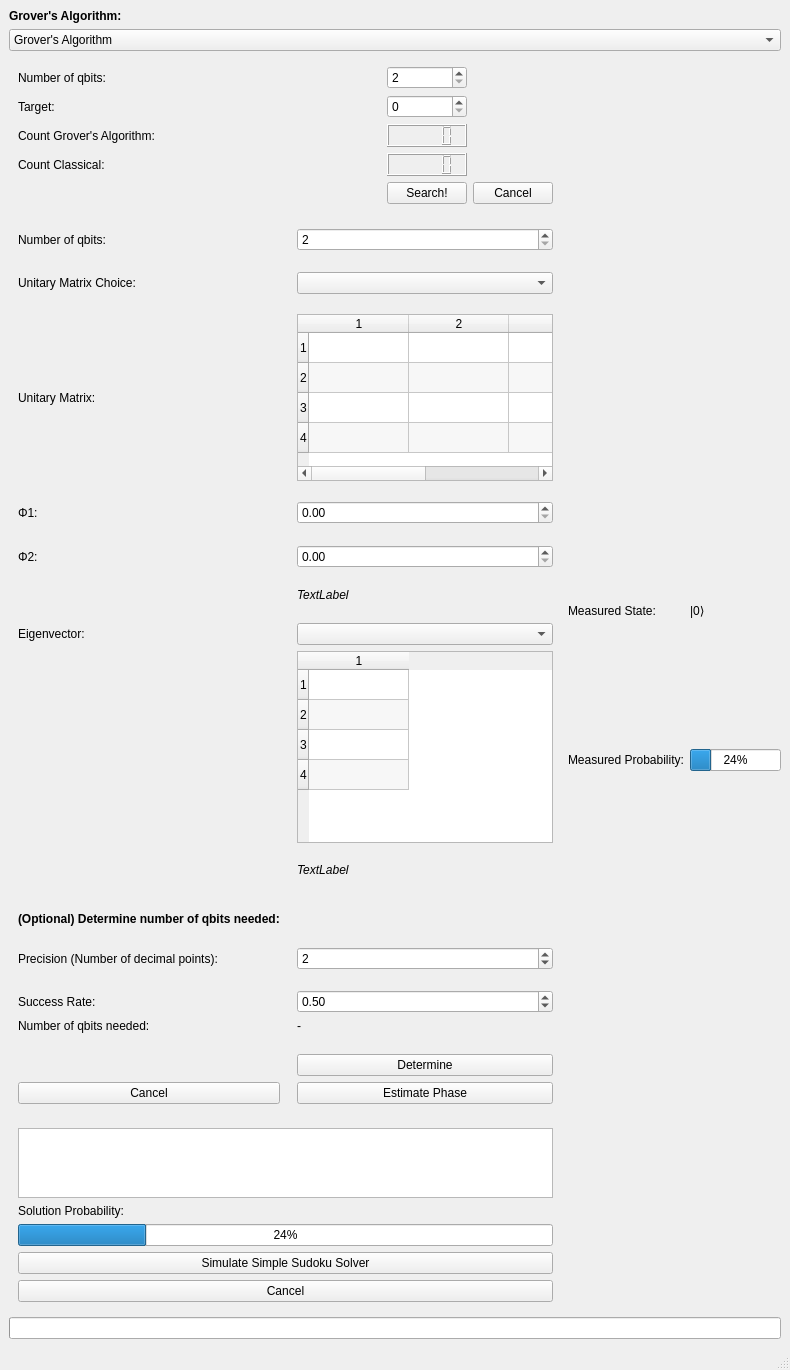
This is qcp/gui/form.ui in Tiernan8r/quantum_computing_project as Qt 5 draws it before an edit. The edited form follows.
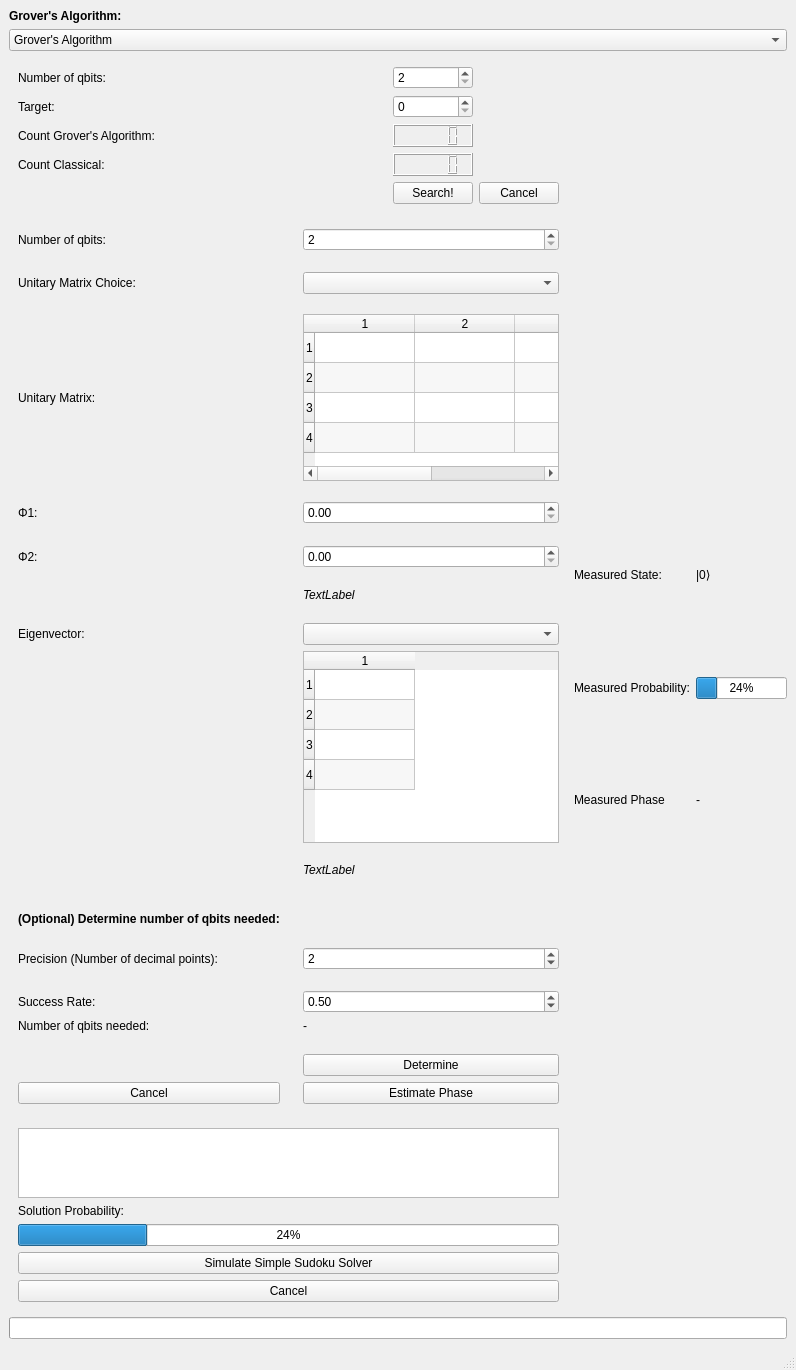
This is the edited form.

Commit message: add UI element that shows measured phase

```diff
--- a/qcp/gui/form.ui
+++ b/qcp/gui/form.ui
@@ -6,7 +6,7 @@
    <rect>
     <x>0</x>
     <y>0</y>
-    <width>790</width>
+    <width>796</width>
     <height>1370</height>
    </rect>
   </property>
@@ -1157,6 +1157,33 @@
             </property>
            </widget>
           </item>
+          <item row="5" column="0">
+           <widget class="QLabel" name="label_measured_phase">
+            <property name="text">
+             <string>Measured Phase</string>
+            </property>
+           </widget>
+          </item>
+          <item row="5" column="1">
+           <widget class="QLabel" name="label_measured_phase_value">
+            <property name="text">
+             <string>-</string>
+            </property>
+           </widget>
+          </item>
+          <item row="6" column="0">
+           <spacer name="verticalSpacer_31">
+            <property name="orientation">
+             <enum>Qt::Vertical</enum>
+            </property>
+            <property name="sizeHint" stdset="0">
+             <size>
+              <width>20</width>
+              <height>40</height>
+             </size>
+            </property>
+           </spacer>
+          </item>
          </layout>
         </item>
         <item>
```
The commit also changes 6 other files.
